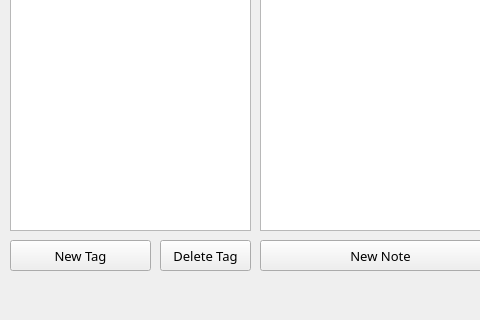
Above: Note-App/mainwindow.ui from knu-2-tochanenko/OOP before the change; both pictures show x 0 to 480 and y 180 to 500 of the 800 by 500 pixel window. Below: the same form after it.
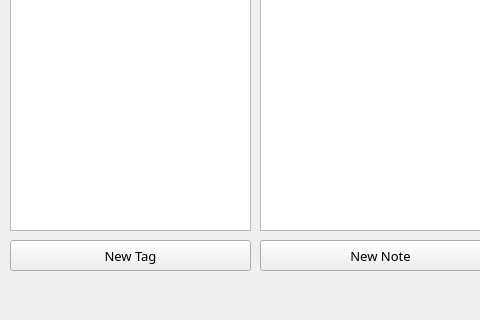
That is the form after the change.

Commit message: Added SingleNote class

What changed in the file:
```diff
--- a/Note-App/mainwindow.ui
+++ b/Note-App/mainwindow.ui
@@ -148,7 +148,7 @@
      <rect>
       <x>10</x>
       <y>420</y>
-      <width>141</width>
+      <width>241</width>
       <height>31</height>
      </rect>
     </property>
@@ -203,25 +203,6 @@
      <string>Backup Notes</string>
     </property>
    </widget>
-   <widget class="QPushButton" name="button_deleteTag">
-    <property name="geometry">
-     <rect>
-      <x>160</x>
-      <y>420</y>
-      <width>91</width>
-      <height>31</height>
-     </rect>
-    </property>
-    <property name="font">
-     <font>
-      <family>Century Gothic</family>
-      <pointsize>10</pointsize>
-     </font>
-    </property>
-    <property name="text">
-     <string>Delete Tag</string>
-    </property>
-   </widget>
   </widget>
   <widget class="QMenuBar" name="menuBar">
    <property name="geometry">
```
The commit also changes 5 other files.
